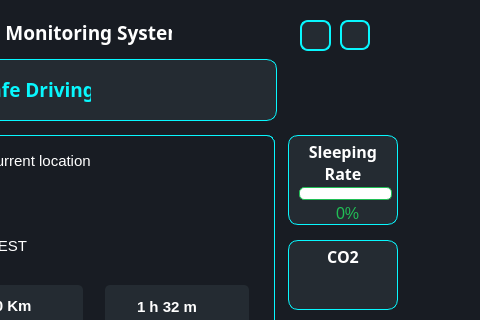
First picture: the form in dms_client/ui/monitorpage.ui, repository veda-team4/dms, before the edit; both pictures show x 100 to 580 and y 0 to 320 of the 580 by 480 pixel window.
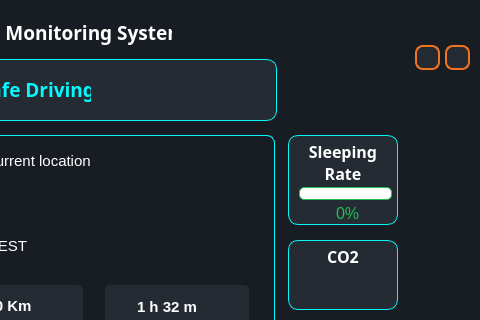
Second picture: the form after the edit. Icons and pictures are not drawn.

The edit to the form file:
```diff
--- a/dms_client/ui/monitorpage.ui
+++ b/dms_client/ui/monitorpage.ui
@@ -622,10 +622,10 @@
   <widget class="QLabel" name="right">
    <property name="geometry">
     <rect>
-     <x>440</x>
-     <y>20</y>
-     <width>30</width>
-     <height>30</height>
+     <x>545</x>
+     <y>45</y>
+     <width>25</width>
+     <height>25</height>
     </rect>
    </property>
    <property name="styleSheet">
@@ -641,10 +641,10 @@
   <widget class="QLabel" name="left">
    <property name="geometry">
     <rect>
-     <x>400</x>
-     <y>20</y>
-     <width>31</width>
-     <height>31</height>
+     <x>515</x>
+     <y>45</y>
+     <width>25</width>
+     <height>25</height>
     </rect>
    </property>
    <property name="styleSheet">
@@ -660,10 +660,10 @@
   <widget class="QPushButton" name="nextButton">
    <property name="geometry">
     <rect>
-     <x>440</x>
-     <y>20</y>
-     <width>30</width>
-     <height>30</height>
+     <x>545</x>
+     <y>45</y>
+     <width>25</width>
+     <height>25</height>
     </rect>
    </property>
    <property name="maximumSize">
@@ -684,7 +684,7 @@
     border: 2px solid black;
     border-radius: 8px;
     background-color: transparent;
-	border-color: rgb(8, 247, 254);
+	border-color: #F37321;
     outline: none;
 	color: white;
 	padding-left: 20px;
@@ -701,10 +701,10 @@
   <widget class="QPushButton" name="previousButton">
    <property name="geometry">
     <rect>
-     <x>400</x>
-     <y>20</y>
-     <width>31</width>
-     <height>31</height>
+     <x>515</x>
+     <y>45</y>
+     <width>25</width>
+     <height>25</height>
     </rect>
    </property>
    <property name="maximumSize">
@@ -725,7 +725,7 @@
     border: 2px solid black;
     border-radius: 8px;
     background-color: transparent;
-	border-color: rgb(8, 247, 254);
+	border-color: #F37321;
     outline: none;
 	color: white;
 	padding-left: 20px;
```
